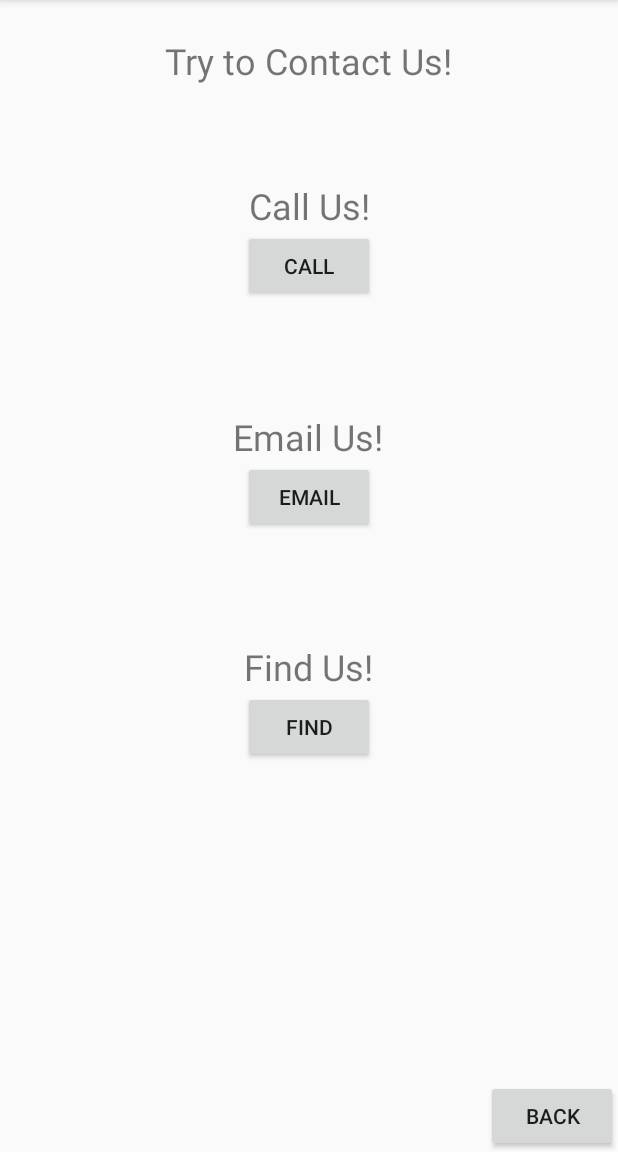
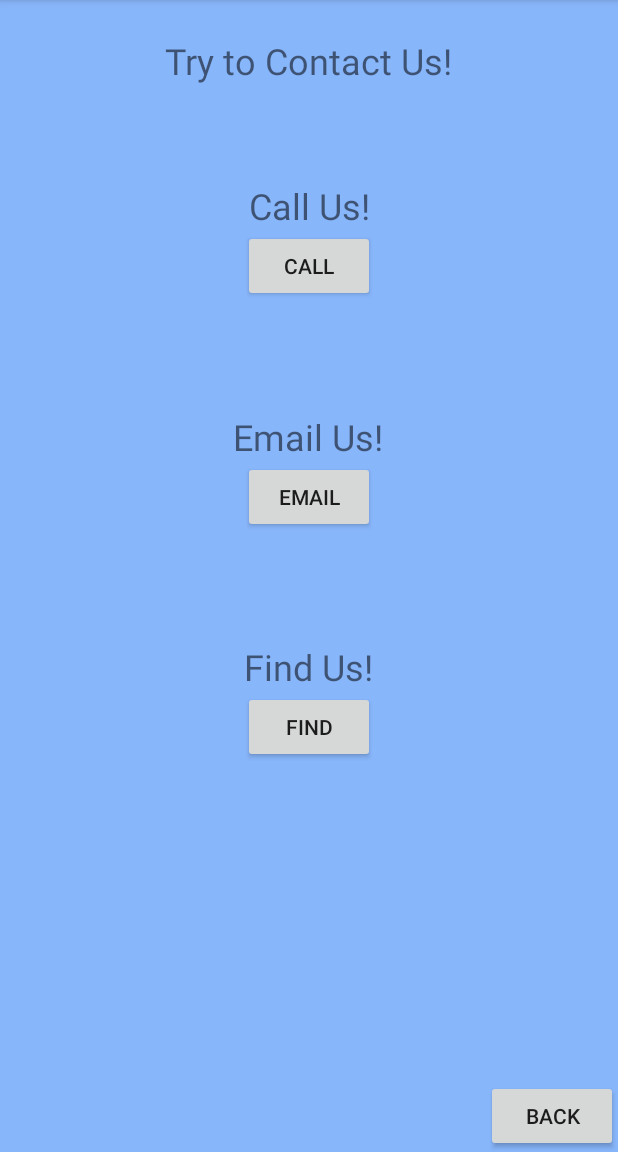
Before and after one commit to Zer0Wolf7538/FinalProject, an Android app: the HelpFragment screen opened through its navigation route, on a phone screen of 412 x 824 dp, the part 84-1236 px from its top. Run offline under Robolectric (Android 15) with nearby library versions, the phone set to English and light mode, and no system bars; our stand-ins replace navigation-ui.

```diff
--- a/app/src/main/res/layout/fragment_help.xml
+++ b/app/src/main/res/layout/fragment_help.xml
@@ -5,6 +5,7 @@
     android:id="@+id/findButton"
     android:layout_width="match_parent"
     android:layout_height="match_parent"
+    android:background="#88B6FB"
     tools:context=".HelpFragment">
 
 
```
